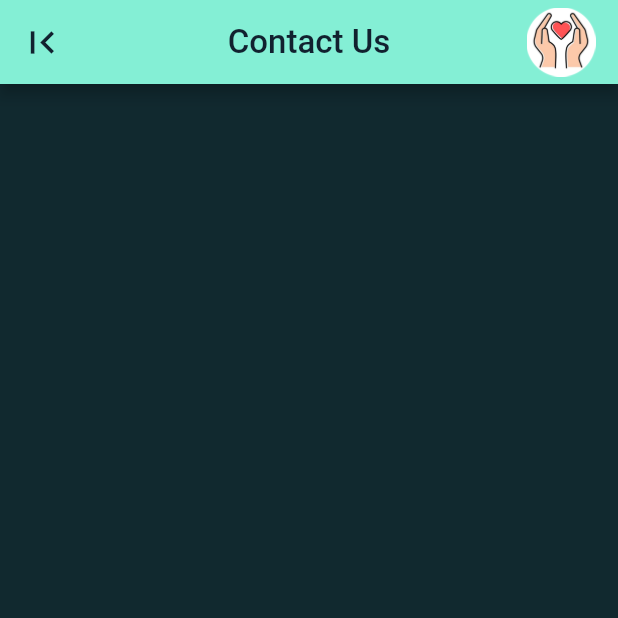
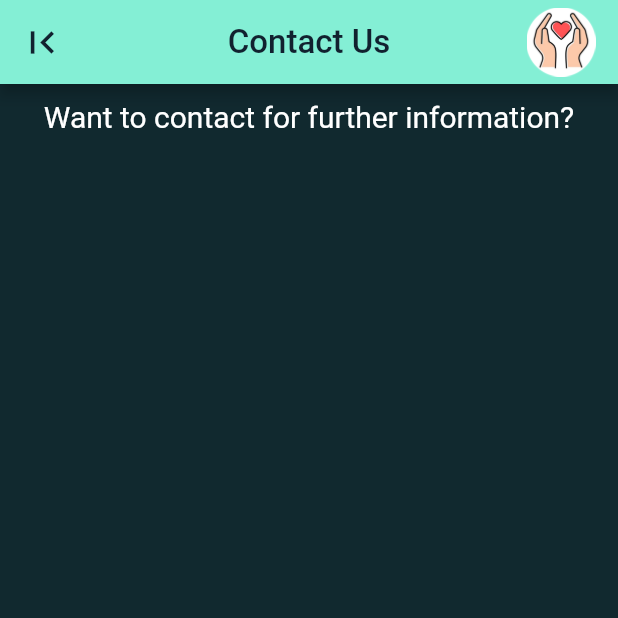
Before and after one commit to Procoder16/We_Care_Flutter, a Flutter app: the ContactUs screen opened directly, on a phone screen of 412 x 824 dp, the top half of it. Run offline on Flutter 3.47's test engine with Material 2 defaults, Android fonts, the phone set to English and light mode, and no system bars; our stand-ins replace animated_text_kit, font_awesome_flutter; missing offline and left inert: foldable_sidebar.

Commit message:
started editing the contact us page

```diff
--- a/lib/screens/contact_us.dart
+++ b/lib/screens/contact_us.dart
@@ -38,6 +38,27 @@ class ContactUs extends StatelessWidget {
           ),
         ],
       ),
+      body: Center(
+        child: Container(
+          child: Column(
+            children: [
+              SizedBox(
+                height: 10.0,
+              ),
+              Text(
+                'Want to contact for further information?',
+                style: TextStyle(
+                  fontSize: 20.0,
+                ),
+              ),
+              SizedBox(
+                height: 10.0,
+              ),
+              Column(),
+            ],
+          ),
+        ),
+      ),
     );
   }
 }
```
